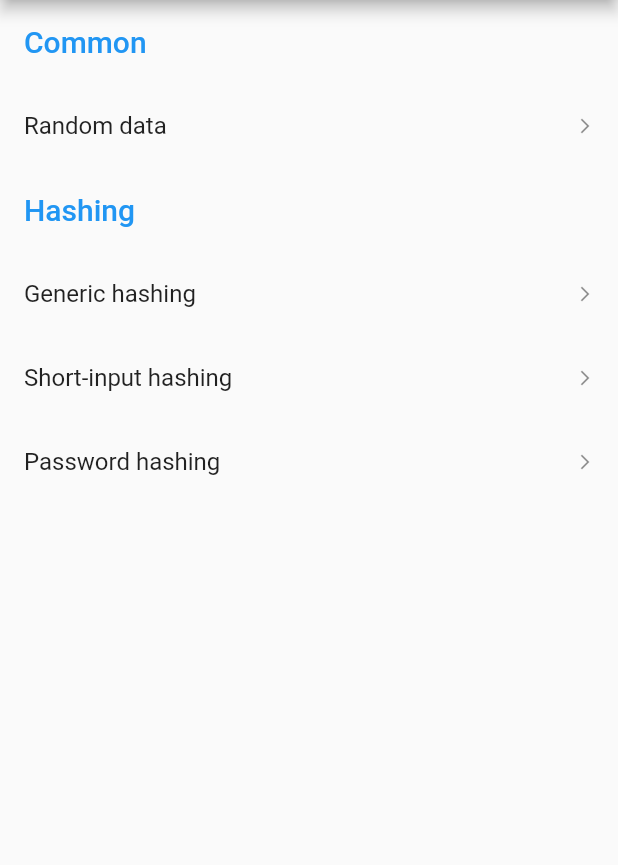
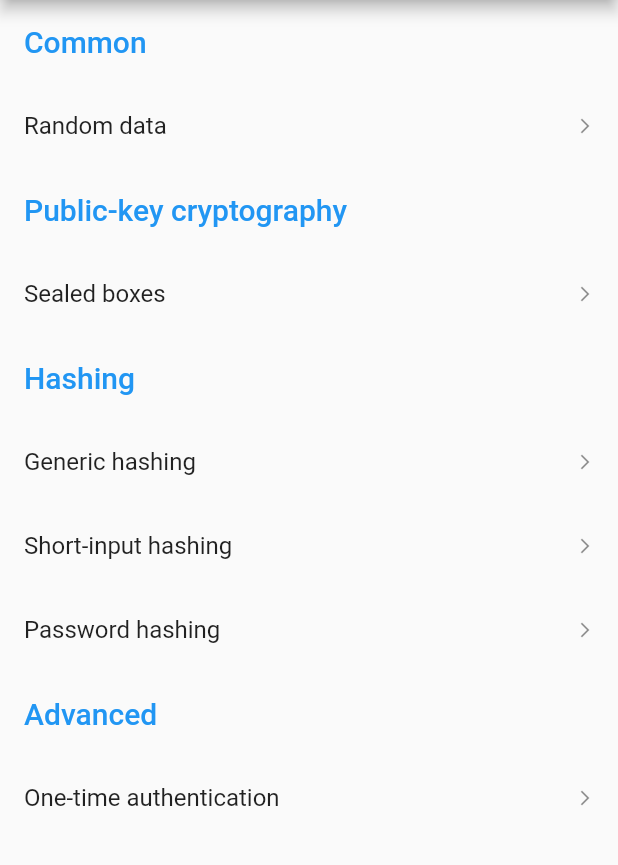
Before and after one commit to firstfloorsoftware/flutter_sodium, a Flutter app: the screen it shows after launch, on a phone screen of 412 x 824 dp, the part 84-949 px from its top. Run offline on Flutter 3.47's test engine with Material 2 defaults, Android fonts, the phone set to English and light mode, and no system bars; our stand-ins replace convert.

Commit message:
adds onetime auth and sealed boxes examples

```diff
--- a/example/lib/main.dart
+++ b/example/lib/main.dart
@@ -50,10 +50,47 @@ print(hex.encode(buffer));''', () async {
     // Example('Secret-key cryptography', isHeader: true),
     // Example('Authenticated encryption'),
     // Example('Authentication'),
-    // Example('Public-key cryptography', isHeader: true),
+    Example('Public-key cryptography', isHeader: true),
     // Example('Authenticated encryption'),
     // Example('Public-key signatures'),
-    // Example('Sealed boxes'),
+    Example('Sealed boxes',
+        description:
+            'Anonymously send encrypted messages to a recipient given its public key.',
+        docUrl:
+            'https://download.libsodium.org/doc/public-key_cryptography/sealed_boxes.html',
+        samples: [
+          Sample(
+              'Usage',
+              'Anonymous sender encrypts a message intended for recipient only.',
+              '''// Recipient creates a long-term key pair
+var keyPair = await SealedBox.generateKeyPair();
+
+// Anonymous sender encrypts a message using an ephemeral key pair and the recipient's public key
+var msg = 'hello world';
+var cipher = await SealedBox.sealString(msg, keyPair.publicKey);
+
+print(hex.encode(cipher));
+
+// Recipient decrypts the ciphertext
+var decrypted = await SealedBox.openString(cipher, keyPair);
+
+assert(msg == decrypted);''', () async {
+            // Recipient creates a long-term key pair
+            var keyPair = await SealedBox.generateKeyPair();
+
+            // Anonymous sender encrypts a message using an ephemeral key pair and the recipient's public key
+            var msg = 'hello world';
+            var cipher = await SealedBox.sealString(msg, keyPair.publicKey);
+
+            // Recipient decrypts the ciphertext
+            var decrypted = await SealedBox.openString(cipher, keyPair);
+
+            assert(msg == decrypted);
+
+            return hex.encode(cipher);
+          })
+        ]),
+
     Example('Hashing', isHeader: true),
     Example('Generic hashing',
         description:
@@ -62,7 +99,7 @@ print(hex.encode(buffer));''', () async {
             'https://download.libsodium.org/doc/hashing/generic_hashing.html',
         samples: [
           Sample(
-              'Hash string',
+              'Usage',
               'Computes a generic hash of specified length for given string value and optional key.',
               '''var value = 'hello world';
 var hash = await GenericHash.hashString(value);
@@ -80,7 +117,7 @@ print(hex.encode(hash));''', () async {
             'https://download.libsodium.org/doc/hashing/short-input_hashing.html',
         samples: [
           Sample(
-              'Hash string',
+              'Usage',
               'Computes a fixed-size fingerprint for given string value and key.',
               '''var value = 'hello world';
 var key = await ShortHash.generateKey();
@@ -128,9 +165,36 @@ var valid = await PasswordHash.verifyStorage(str, pw);''', () async {
     // Example('Key functions', isHeader: true),
     // Example('Key derivation'),
     // Example('Key exchange'),
-    // Example('Advanced', isHeader: true),
+    Example('Advanced', isHeader: true),
     // Example('Diffie-Hellman'),
-    // Example('One-time authentication'),
+    Example('One-time authentication',
+        description: 'Secret-key single-message authentication using Poly1305',
+        docUrl: 'https://download.libsodium.org/doc/advanced/poly1305.html',
+        samples: [
+          Sample(
+              'Usage',
+              'Computes and verifies a tag for given string value and key.',
+              '''var message = 'hello world';
+var key = await OnetimeAuth.generateKey();
+var tag = await OnetimeAuth.computeString(message, key);
+
+print(hex.encode(tag));
+
+// verify tag
+var valid = await OnetimeAuth.verifyString (tag, message, key);
+assert(valid);
+''', () async {
+            var message = 'hello world';
+            var key = await OnetimeAuth.generateKey();
+            var tag = await OnetimeAuth.computeString(message, key);
+
+// verify tag
+            var valid = await OnetimeAuth.verifyString(tag, message, key);
+            assert(valid);
+
+            return hex.encode(tag);
+          })
+        ]),
   ];
 
   Widget _buildListTile(BuildContext context, Example example) {
--- a/lib/src/onetime_auth.dart
+++ b/lib/src/onetime_auth.dart
@@ -3,7 +3,7 @@ import 'dart:typed_data';
 import 'dart:convert';
 import '../flutter_sodium.dart';
 
-/// One-time authentication.
+/// Secret-key single-message authentication using Poly1305.
 class OnetimeAuth {
   /// Generates a random key for use in onetime authentication.
   static Future<Uint8List> generateKey() => Sodium.cryptoOnetimeauthKeygen();
```
